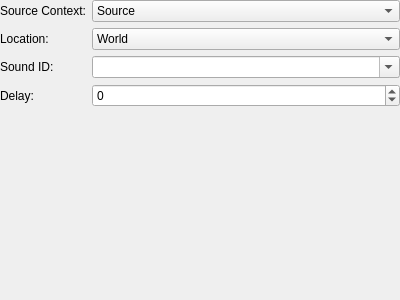
comphack/comp_hack, file tools/cathedral/ui/ActionPlaySoundEffect.ui: the form before one commit.
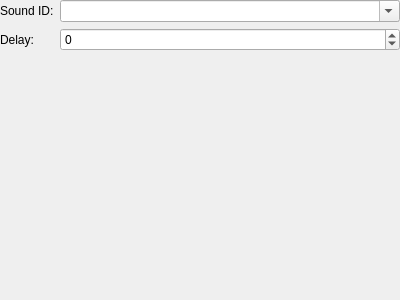
The form after the commit.

Commit message: Minimizing the base action UI

Diff of the .ui file:
```diff
--- a/tools/cathedral/ui/ActionPlaySoundEffect.ui
+++ b/tools/cathedral/ui/ActionPlaySoundEffect.ui
@@ -29,70 +29,13 @@
       <enum>QFormLayout::AllNonFixedFieldsGrow</enum>
      </property>
      <item row="0" column="0">
-      <widget class="QLabel" name="lblSourceContext">
-       <property name="text">
-        <string>Source Context:</string>
-       </property>
-      </widget>
-     </item>
-     <item row="0" column="1">
-      <widget class="QComboBox" name="sourceContext">
-       <item>
-        <property name="text">
-         <string>Source</string>
-        </property>
-       </item>
-       <item>
-        <property name="text">
-         <string>Party</string>
-        </property>
-       </item>
-       <item>
-        <property name="text">
-         <string>All</string>
-        </property>
-       </item>
-      </widget>
-     </item>
-     <item row="1" column="0">
-      <widget class="QLabel" name="lblLocation">
-       <property name="text">
-        <string>Location:</string>
-       </property>
-      </widget>
-     </item>
-     <item row="1" column="1">
-      <widget class="QComboBox" name="location">
-       <item>
-        <property name="text">
-         <string>World</string>
-        </property>
-       </item>
-       <item>
-        <property name="text">
-         <string>Channel</string>
-        </property>
-       </item>
-       <item>
-        <property name="text">
-         <string>Instance</string>
-        </property>
-       </item>
-       <item>
-        <property name="text">
-         <string>Zone</string>
-        </property>
-       </item>
-      </widget>
-     </item>
-     <item row="2" column="0">
       <widget class="QLabel" name="lblSoundID">
        <property name="text">
         <string>Sound ID:</string>
        </property>
       </widget>
      </item>
-     <item row="2" column="1">
+     <item row="0" column="1">
       <widget class="QComboBox" name="soundID">
        <property name="sizePolicy">
         <sizepolicy hsizetype="Expanding" vsizetype="Fixed">
@@ -105,14 +48,14 @@
        </property>
       </widget>
      </item>
-     <item row="3" column="0">
+     <item row="1" column="0">
       <widget class="QLabel" name="lblDelay">
        <property name="text">
         <string>Delay:</string>
        </property>
       </widget>
      </item>
-     <item row="3" column="1">
+     <item row="1" column="1">
       <widget class="QSpinBox" name="delay">
        <property name="minimum">
         <number>-2147483647</number>
```
The commit also changes 50 other files.
